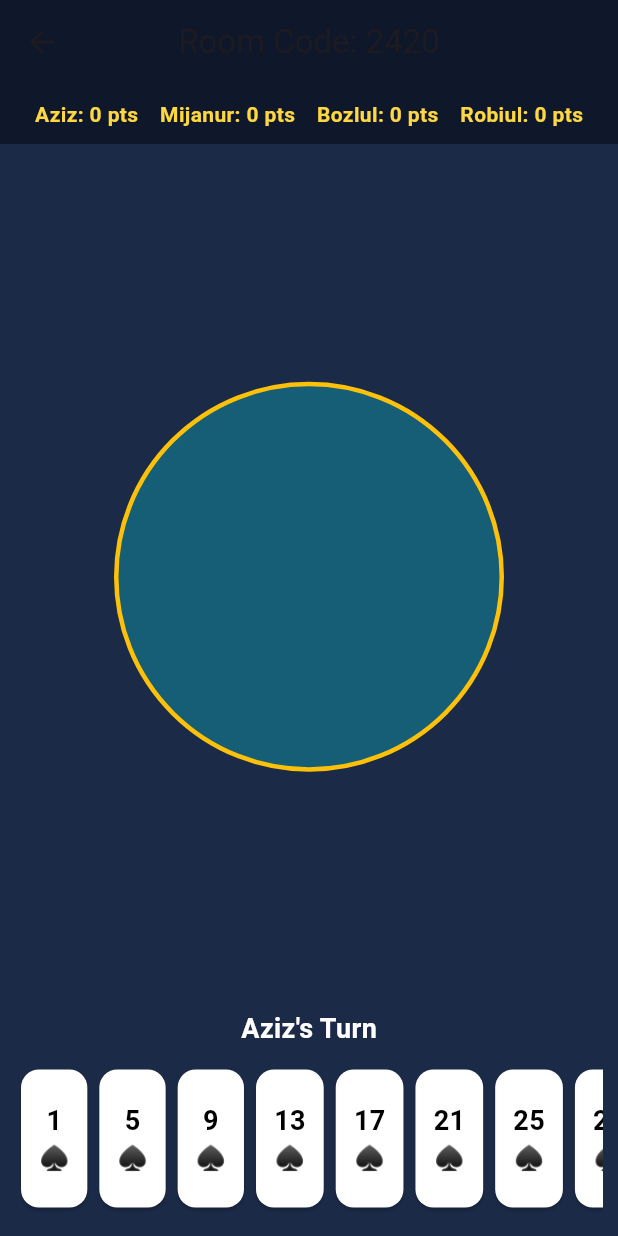
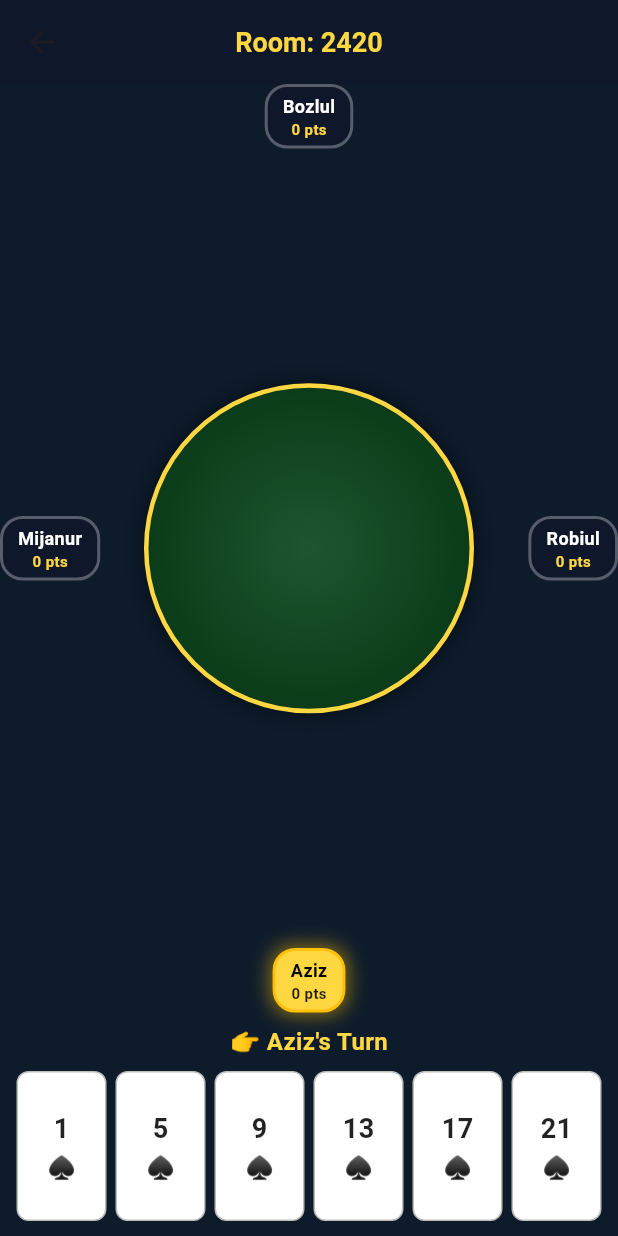
Before and after one commit to mdaziz70025-collab/hundred-game, a Flutter app: the screen it shows after launch, after a tap on "START GAME", on a phone screen of 412 x 824 dp. Run offline on Flutter 3.47's test engine with Material 3 defaults, Android fonts, the phone set to English and light mode, and no system bars; our stand-ins replace firebase_core, google_mobile_ads; accounts and stored records are empty; network calls fail.

Commit message:
Update game_screen.dart

```diff
--- a/lib/game_screen.dart
+++ b/lib/game_screen.dart
@@ -24,6 +24,7 @@ class GameScreen extends StatefulWidget {
 
 class _GameScreenState extends State<GameScreen> {
   late GameLogic game;
+  bool isHandVisible = true;
 
   @override
   void initState() {
@@ -39,91 +40,203 @@ class _GameScreenState extends State<GameScreen> {
   void _playCard(CardModel card) {
     setState(() {
       game.playCard(card);
+      if (widget.mode == GameMode.offline) {
+        isHandVisible = false;
+      }
     });
+  }
+
+  Color _getSuitColor(String suit) {
+    if (suit == '♥️' || suit == '♦️') return Colors.redAccent;
+    return Colors.black87;
+  }
+
+  Widget _buildPlayerSlot(Player p, bool isCurrentTurn, Alignment alignment) {
+    return Align(
+      alignment: alignment,
+      child: Container(
+        padding: EdgeInsets.symmetric(horizontal: 10, vertical: 4),
+        decoration: BoxDecoration(
+          color: isCurrentTurn ? Colors.amberAccent : Color(0xFF0F172A),
+          borderRadius: BorderRadius.circular(15),
+          border: Border.all(color: isCurrentTurn ? Colors.amber : Colors.white30, width: 2),
+          boxShadow: [
+            if (isCurrentTurn) BoxShadow(color: Colors.amber.withOpacity(0.5), blurRadius: 10, spreadRadius: 2)
+          ],
+        ),
+        child: Column(
+          mainAxisSize: MainAxisSize.min,
+          children: [
+            Text(
+              p.name,
+              style: TextStyle(
+                color: isCurrentTurn ? Colors.black : Colors.white,
+                fontWeight: FontWeight.bold,
+                fontSize: 12,
+              ),
+            ),
+            Text(
+              "${p.currentScore} pts",
+              style: TextStyle(
+                color: isCurrentTurn ? Colors.black87 : Colors.amberAccent,
+                fontSize: 10,
+                fontWeight: FontWeight.w600,
+              ),
+            ),
+          ],
+        ),
+      ),
+    );
   }
 
   @override
   Widget build(BuildContext context) {
     Player current = game.players[game.currentPlayerIndex];
 
+    // Safely assign positions for 4 players
+    Player pBottom = game.players[0];
+    Player pLeft = game.players.length > 1 ? game.players[1] : game.players[0];
+    Player pTop = game.players.length > 2 ? game.players[2] : game.players[0];
+    Player pRight = game.players.length > 3 ? game.players[3] : game.players[0];
+
     return Scaffold(
+      backgroundColor: Color(0xFF0D1B2A),
       appBar: AppBar(
-        title: Text(widget.roomCode != null ? "Room Code: ${widget.roomCode}" : "100 Card Game"),
+        title: Text(
+          widget.roomCode != null ? "Room: ${widget.roomCode}" : "100 Card Game",
+          style: TextStyle(color: Colors.amberAccent, fontWeight: FontWeight.bold, fontSize: 18),
+        ),
         backgroundColor: Color(0xFF0F172A),
         centerTitle: true,
       ),
       body: SafeArea(
         child: Column(
           children: [
-            // Scoreboard
-            Container(
-              padding: EdgeInsets.symmetric(vertical: 10, horizontal: 16),
-              color: Color(0xFF0F172A),
-              child: Row(
-                mainAxisAlignment: MainAxisAlignment.spaceAround,
-                children: game.players
-                    .map((p) => Text("${p.name}: ${p.currentScore} pts", style: TextStyle(color: Colors.amberAccent, fontWeight: FontWeight.bold)))
-                    .toList(),
+            // 4-Sided Table Stack
+            Expanded(
+              child: Stack(
+                children: [
+                  // TOP PLAYER (Position 3)
+                  _buildPlayerSlot(pTop, current.id == pTop.id, Alignment.topCenter),
+
+                  // LEFT PLAYER (Position 2)
+                  _buildPlayerSlot(pLeft, current.id == pLeft.id, Alignment.centerLeft),
+
+                  // RIGHT PLAYER (Position 4)
+                  _buildPlayerSlot(pRight, current.id == pRight.id, Alignment.centerRight),
+
+                  // CASINO CENTER FELT TABLE
+                  Center(
+                    child: Container(
+                      width: 220,
+                      height: 220,
+                      decoration: BoxDecoration(
+                        gradient: RadialGradient(
+                          colors: [Color(0xFF1E5631), Color(0xFF0B3B18)],
                         ),
-            ),
-
-            // Table Center
-            Expanded(
-              child: Center(
-                child: Container(
-                  width: 260,
-                  height: 260,
-                  decoration: BoxDecoration(
-                    color: Color(0xFF155E75),
                         shape: BoxShape.circle,
-                    border: Border.all(color: Colors.amber, width: 3),
+                        boxShadow: [BoxShadow(color: Colors.black54, blurRadius: 12)],
+                        border: Border.all(color: Colors.amberAccent, width: 3),
                       ),
                       child: Center(
                         child: Wrap(
-                      spacing: 8,
-                      children: game.tableCards
-                          .map((tc) => Chip(
-                                label: Text("${tc.card.number} ${tc.card.suit}", style: TextStyle(fontWeight: FontWeight.bold)),
-                              ))
-                          .toList(),
+                          spacing: 6,
+                          runSpacing: 6,
+                          alignment: WrapAlignment.center,
+                          children: game.tableCards.map((tc) {
+                            return Container(
+                              width: 48,
+                              height: 68,
+                              decoration: BoxDecoration(
+                                color: Colors.white,
+                                borderRadius: BorderRadius.circular(6),
+                                border: Border.all(color: Colors.grey.shade400),
                               ),
+                              child: Column(
+                                mainAxisAlignment: MainAxisAlignment.center,
+                                children: [
+                                  Text("${tc.card.number}", style: TextStyle(fontSize: 15, fontWeight: FontWeight.bold, color: _getSuitColor(tc.card.suit))),
+                                  Text(tc.card.suit, style: TextStyle(fontSize: 13)),
+                                ],
+                              ),
+                            );
+                          }).toList(),
                         ),
                       ),
                     ),
                   ),
 
-            Text("${current.name}'s Turn", style: TextStyle(color: Colors.white, fontSize: 18, fontWeight: FontWeight.bold)),
-            SizedBox(height: 10),
+                  // BOTTOM PLAYER LABEL
+                  _buildPlayerSlot(pBottom, current.id == pBottom.id, Alignment.bottomCenter),
+                ],
+              ),
+            ),
 
-            // Player Hand Cards
+            SizedBox(height: 8),
+
+            // PRIVACY TOGGLE & CURRENT TURN TEXT
+            Row(
+              mainAxisAlignment: MainAxisAlignment.center,
+              children: [
+                Text("👉 ${current.name}'s Turn", style: TextStyle(color: Colors.amberAccent, fontSize: 16, fontWeight: FontWeight.bold)),
+                if (widget.mode == GameMode.offline && !isHandVisible) ...[
+                  SizedBox(width: 8),
+                  ElevatedButton(
+                    style: ElevatedButton.styleFrom(backgroundColor: Colors.amber, foregroundColor: Colors.black),
+                    child: Text("SHOW CARDS 👁️", style: TextStyle(fontSize: 12, fontWeight: FontWeight.bold)),
+                    onPressed: () => setState(() => isHandVisible = true),
+                  )
+                ]
+              ],
+            ),
+
+            SizedBox(height: 8),
+
+            // PLAYER'S CARDS (Bottom Drawer)
             Container(
               height: 100,
-              padding: EdgeInsets.symmetric(horizontal: 10),
-              child: ListView.builder(
+              padding: EdgeInsets.symmetric(horizontal: 8),
+              child: isHandVisible
+                  ? ListView.builder(
                       scrollDirection: Axis.horizontal,
                       itemCount: current.hand.length,
                       itemBuilder: (context, index) {
                         CardModel card = current.hand[index];
+                        bool isHighCard = card.number >= 80;
+
                         return GestureDetector(
                           onTap: () => _playCard(card),
-                    child: Card(
+                          child: Container(
+                            width: 60,
+                            margin: EdgeInsets.symmetric(horizontal: 3),
+                            decoration: BoxDecoration(
                               color: Colors.white,
-                      child: Padding(
-                        padding: const EdgeInsets.all(12.0),
+                              borderRadius: BorderRadius.circular(8),
+                              border: Border.all(color: isHighCard ? Colors.amber : Colors.grey.shade400, width: isHighCard ? 2 : 1),
+                              boxShadow: [
+                                if (isHighCard) BoxShadow(color: Colors.amber.withOpacity(0.5), blurRadius: 5)
+                              ],
+                            ),
                             child: Column(
                               mainAxisAlignment: MainAxisAlignment.center,
                               children: [
-                            Text("${card.number}", style: TextStyle(fontSize: 18, fontWeight: FontWeight.bold, color: Colors.black)),
-                            Text(card.suit, style: TextStyle(fontSize: 16)),
+                                Text("${card.number}", style: TextStyle(fontSize: 18, fontWeight: FontWeight.bold, color: _getSuitColor(card.suit))),
+                                SizedBox(height: 2),
+                                Text(card.suit, style: TextStyle(fontSize: 15)),
                               ],
-                        ),
                             ),
                           ),
                         );
                       },
+                    )
+                  : Center(
+                      child: Text(
+                        "Pass phone to ${current.name} & tap 'SHOW CARDS'",
+                        style: TextStyle(color: Colors.white70, fontSize: 14, italic: true),
                       ),
                     ),
-            SizedBox(height: 15),
+            ),
+            SizedBox(height: 10),
           ],
         ),
       ),
```
Lines whose indentation alone changed are shown as unchanged.
